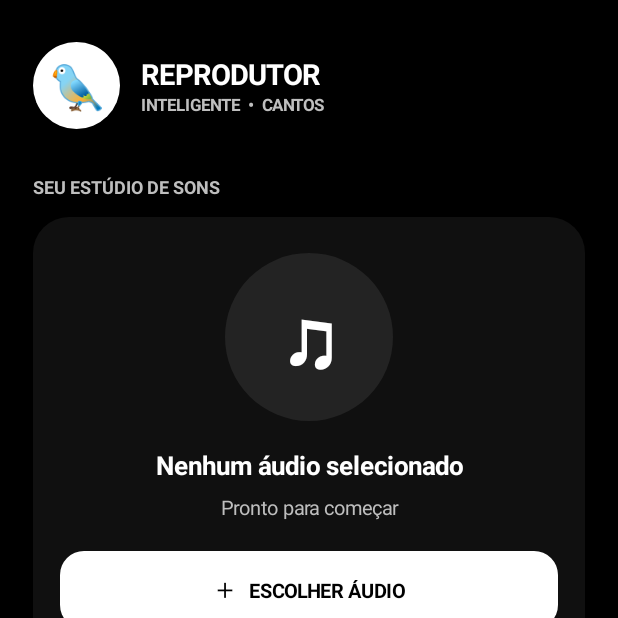
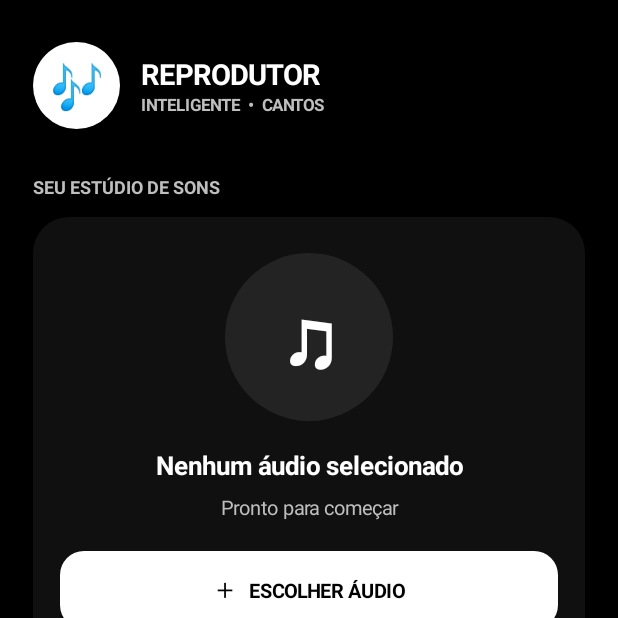
Before and after one commit to marvesanttos-dotcom/reprodutor-inteligente, an Android app: the screen it shows after launch (MainActivity), on a phone screen of 412 x 824 dp, the top half of it. Run offline under Robolectric (Android 15) with nearby library versions, the phone set to English and light mode, and no system bars.

Commit message:
Trocar ícone do passarinho por notas musicais

```diff
--- a/app/src/main/java/com/reprodutor/inteligente/MainActivity.java
+++ b/app/src/main/java/com/reprodutor/inteligente/MainActivity.java
@@ -85,7 +85,7 @@ public class MainActivity extends Activity {
         brand.setGravity(Gravity.CENTER_VERTICAL);
         brand.setOrientation(LinearLayout.HORIZONTAL);
         TextView logo = new TextView(this);
-        logo.setText("🐦");
+        logo.setText("🎶");
         logo.setTextSize(29);
         logo.setGravity(Gravity.CENTER);
         logo.setTextColor(Color.BLACK);
```
